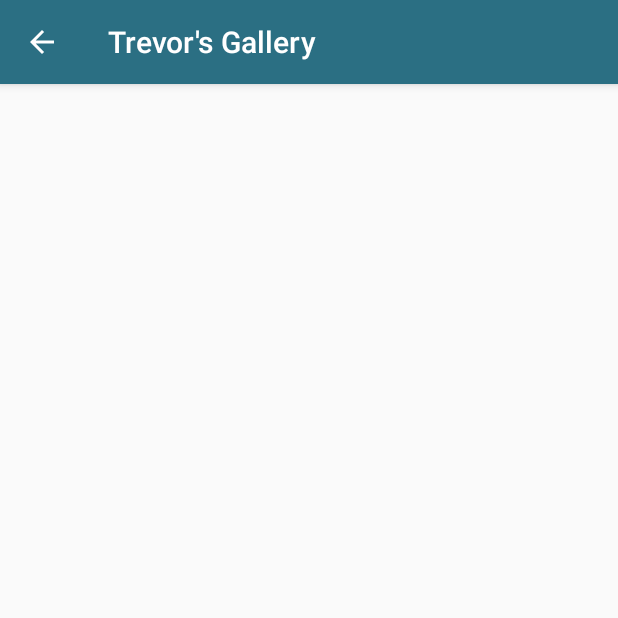
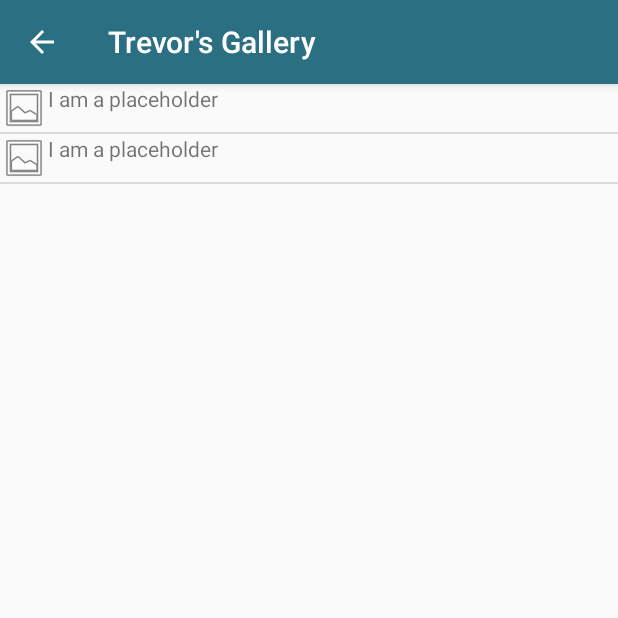
Before and after one commit to holmestrevor/portfolio-app, an Android app: the MenuActivity screen opened directly, with no data from a screen before it, on a phone screen of 412 x 824 dp, the top half of it. Run offline under Robolectric (Android 15) with nearby library versions, the phone set to English and light mode, and no system bars; 4 statements that could not run were skipped.

Commit message:
Began creation of ListView to hold art categories.

```diff
--- /dev/null
+++ b/app/src/main/java/com/example/menulistview/Category.java
@@ -0,0 +1,39 @@
+package com.example.menulistview;
+
+import android.graphics.drawable.Drawable;
+
+public class Category {
+
+    private String description;
+    private Drawable img;
+
+    public Category() {
+        this("null", null);
+    }
+
+    public Category(String description, Drawable img) {
+        setDescription(description);
+        setImg(img);
+    }
+
+    public void setDescription(String description) {
+        this.img=img;
+    }
+
+    public String getDescription() {
+        return description;
+    }
+
+    public void setImg(Drawable img) {
+        this.img=img;
+    }
+
+    public Drawable getImg() {
+        return img;
+    }
+
+    public String toString() {
+        return "Category: " + description;
+    }
+
+}
--- a/app/src/main/java/com/example/portfolioapp/MenuActivity.java
+++ b/app/src/main/java/com/example/portfolioapp/MenuActivity.java
@@ -1,19 +1,87 @@
 package com.example.portfolioapp;
 
+import android.content.Context;
 import android.os.Bundle;
 import android.support.v7.app.AppCompatActivity;
+import android.view.LayoutInflater;
+import android.view.View;
+import android.view.ViewGroup;
+import android.widget.BaseAdapter;
+import android.widget.ImageView;
+import android.widget.ListView;
+import android.widget.TextView;
+
+import com.example.menulistview.Category;
+
+import java.util.ArrayList;
 
 public class MenuActivity extends AppCompatActivity {
+
+    private ArrayList<Category> categories;
 
     @Override
     public void onCreate(Bundle savedInstanceState) {
         super.onCreate(savedInstanceState);
         setContentView(R.layout.activity_menu);
 
+        categories = generateCategories();
+
         //TODO add custom ListView with artworks
+        ListView categoryList = (ListView)findViewById(R.id.categories);
+        CategoryAdapter adt = new CategoryAdapter(this, categories);
+        categoryList.setAdapter(adt);
 
         //TODO add database link to access images on a remote server
 
     }
 
+    private ArrayList<Category> generateCategories() {
+        ArrayList<Category> categories = new ArrayList<Category>();
+        categories.add(new Category("Realism", null));
+        categories.add(new Category("Sketches", null));
+        return categories;
+    }
+
+    private class CategoryAdapter extends BaseAdapter {
+
+        private ArrayList<Category> items;
+        private Context context;
+
+        public CategoryAdapter(Context context, ArrayList<Category> items) {
+            this.context = context;
+            this.items = items;
+        }
+
+        @Override
+        public int getCount() {
+            return items.size();
+        }
+
+        @Override
+        public Object getItem(int position) {
+            return items.get(position);
+        }
+
+        @Override
+        public long getItemId(int position) {
+            return 0;
+        }
+
+        @Override
+        public View getView(int position, View convertView, ViewGroup parent) {
+            LayoutInflater inflater = getLayoutInflater();
+            View newView = inflater.inflate(R.layout.menu_item, parent, false);
+
+            Category currentItem = (Category) getItem(position);
+
+            TextView text = (TextView)convertView.findViewById(R.id.categoryDescription);
+            ImageView img = (ImageView)convertView.findViewById(R.id.categoryPreview);
+
+            text.setText(currentItem.getDescription());
+            img.setImageDrawable(currentItem.getImg());
+
+            return newView;
+        }
+    }
+
 }
--- a/app/src/main/res/layout/activity_menu.xml
+++ b/app/src/main/res/layout/activity_menu.xml
@@ -1,6 +1,30 @@
 <?xml version="1.0" encoding="utf-8"?>
-<android.support.constraint.ConstraintLayout
+<GridLayout
     xmlns:android="http://schemas.android.com/apk/res/android" android:layout_width="match_parent"
-    android:layout_height="match_parent">
+    android:layout_height="match_parent"
+    android:rowCount="1"
+    android:columnCount="2">
 
-</android.support.constraint.ConstraintLayout>
+    <!--<LinearLayout-->
+        <!--android:orientation="horizontal"-->
+        <!--android:layout_column="0"-->
+        <!--android:layout_width="match_parent"-->
+        <!--android:layout_height="wrap_content"-->
+        <!--android:layout_rowWeight="1">-->
+
+        <!--<TextView-->
+            <!--android:layout_width="wrap_content"-->
+            <!--android:layout_height="match_parent" />-->
+
+    <!--</LinearLayout>-->
+
+    <ListView
+        android:id="@+id/categories"
+        android:layout_width="match_parent"
+        android:layout_height="wrap_content"
+        android:layout_column="1"
+        android:layout_rowWeight="1">
+
+    </ListView>
+
+</GridLayout>
--- a/app/src/main/res/layout/activity_title.xml
+++ b/app/src/main/res/layout/activity_title.xml
@@ -1,6 +1,5 @@
 <?xml version="1.0" encoding="utf-8"?>
 <RelativeLayout xmlns:android="http://schemas.android.com/apk/res/android"
-    xmlns:app="http://schemas.android.com/apk/res-auto"
     xmlns:tools="http://schemas.android.com/tools"
     android:layout_width="match_parent"
     android:layout_height="match_parent"
@@ -51,11 +50,11 @@
         android:layout_height="wrap_content"
         android:layout_alignParentBottom="true"
         android:layout_centerHorizontal="true"
-        android:layout_marginBottom="125dp"
+        android:layout_marginBottom="10dp"
         android:onClick="launchMenuActivity"
         android:background="@color/button_color"
         android:textColor="@color/text_shadow_white"
-        android:textSize="17dp"
+        android:textSize="17sp"
         android:shadowColor="@color/text_shadow"
         android:shadowDx="3"
         android:shadowDy="3"
--- /dev/null
+++ b/app/src/main/res/layout/menu_item.xml
@@ -0,0 +1,22 @@
+<?xml version="1.0" encoding="utf-8"?>
+<GridLayout
+    xmlns:android="http://schemas.android.com/apk/res/android" android:layout_width="match_parent"
+    android:layout_height="match_parent"
+    android:rowCount="1"
+    android:columnCount="2">
+
+    <ImageView
+        android:id="@+id/categoryPreview"
+        android:layout_width="wrap_content"
+        android:layout_height="wrap_content"
+        android:layout_column="0"
+        android:src="@android:drawable/ic_menu_gallery"/>
+
+    <TextView
+        android:id="@+id/categoryDescription"
+        android:layout_width="match_parent"
+        android:layout_height="wrap_content"
+        android:text="@string/placeholder_text"
+        android:layout_column="1"/>
+
+</GridLayout>
--- a/app/src/main/res/values/strings.xml
+++ b/app/src/main/res/values/strings.xml
@@ -6,4 +6,9 @@
     <string name="subtitle">Digital Gallery</string>
     <string name="titlebutton">Begin</string>
 
+    <!--MenuActivity-->
+
+    <!--menu_item.xml-->
+    <string name="placeholder_text">I am a placeholder</string>
+
 </resources>
```
